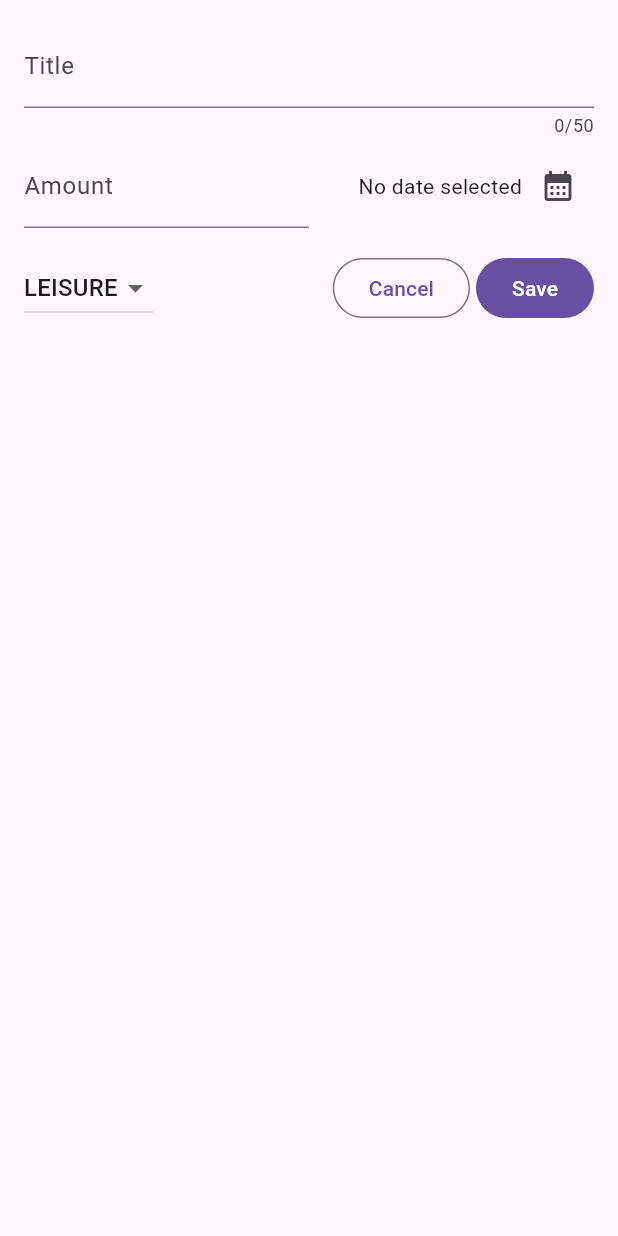
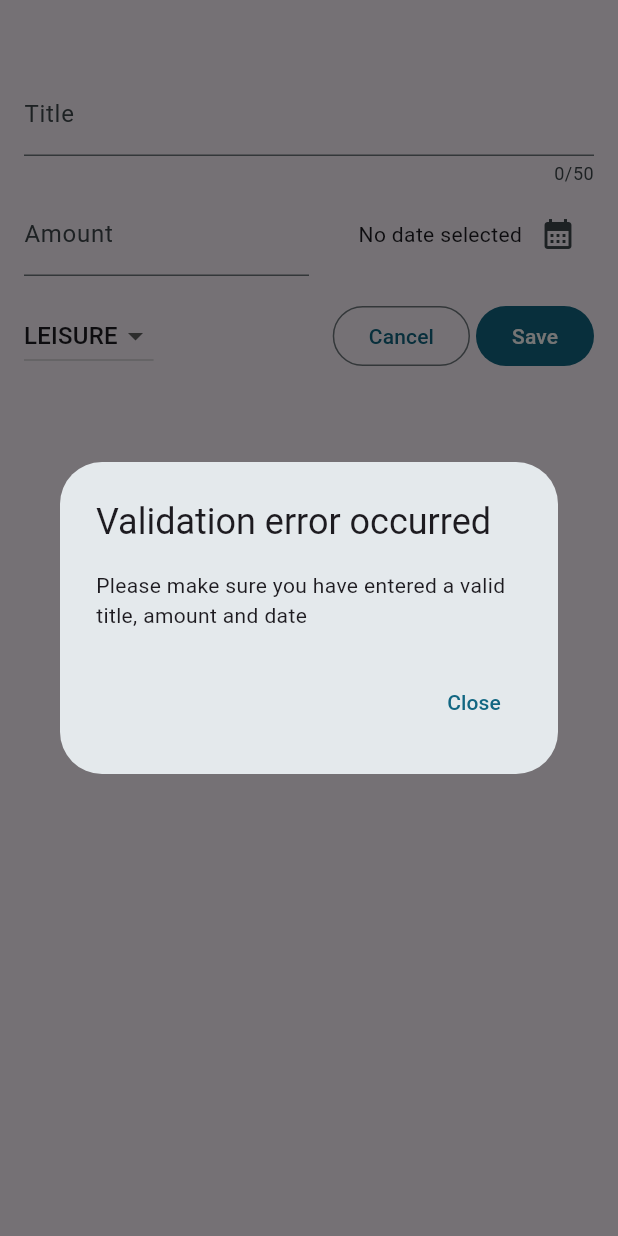
Before and after one commit to lijan3/flutter_expense_tracker_app, a Flutter app: the NewExpense widget shown alone on an empty page, opened directly with empty values, after a tap on "Save", on a phone screen of 412 x 824 dp. Run offline on Flutter 3.47's test engine with Material 3 defaults, Android fonts, the phone set to English and light mode, and no system bars.

```diff
--- a/lib/widgets/expenses/new_expense.dart
+++ b/lib/widgets/expenses/new_expense.dart
@@ -36,13 +36,43 @@ class _NewExpenseState extends State<NewExpense> {
     setState(() => _selectedDate = date);
   }
 
-  void addNewExpense() {
+  bool _validateExpense() {
+    final amount = double.tryParse(_amountController.text);
+    return _titleController.text.trim().isNotEmpty &&
+        amount != null &&
+        amount > 0 &&
+        _selectedDate != null;
+  }
+
+  void _submitExpense() {
+    if (_validateExpense()) {
+      _addNewExpense();
+      cancelNewExpense();
+    } else {
+      showDialog(
+        context: context,
+        builder: (ctx) => AlertDialog(
+          title: const Text('Validation error occurred'),
+          content: const Text(
+              'Please make sure you have entered a valid title, amount and date'),
+          actions: [
+            TextButton(
+              onPressed: () => Navigator.pop(ctx),
+              child: const Text('Close'),
+            ),
+          ],
+        ),
+      );
+    }
+  }
+
+  void _addNewExpense() {
     widget.addExpense(
       Expense(
         title: _titleController.text,
         amount: double.parse(_amountController.text),
-        date: DateTime.now(),
-        category: Category.food,
+        date: _selectedDate!,
+        category: _selectedCategory,
       ),
     );
   }
@@ -54,7 +84,7 @@ class _NewExpenseState extends State<NewExpense> {
   @override
   Widget build(BuildContext context) {
     return Padding(
-        padding: const EdgeInsets.all(16),
+        padding: const EdgeInsets.fromLTRB(16, 48, 16, 16),
         child: Column(
           children: [
             TextField(
@@ -128,7 +158,7 @@ class _NewExpenseState extends State<NewExpense> {
                 Container(
                   margin: const EdgeInsets.only(left: 4),
                   child: FilledButton(
-                    onPressed: addNewExpense,
+                    onPressed: _submitExpense,
                     child: const Text('Save'),
                   ),
                 ),
```
Also changed, not shown: lib/main.dart (+13 -2 lines), lib/widgets/expenses.dart (+32 -3 lines), lib/widgets/expenses/expenses_list.dart (+12 -3 lines).
